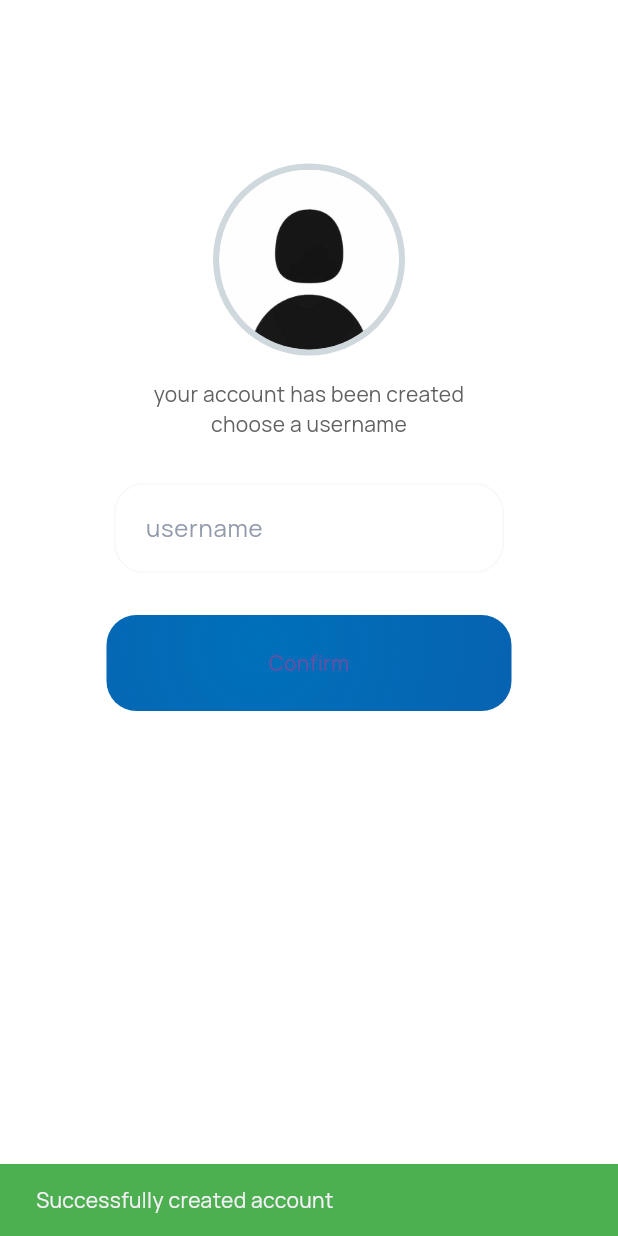
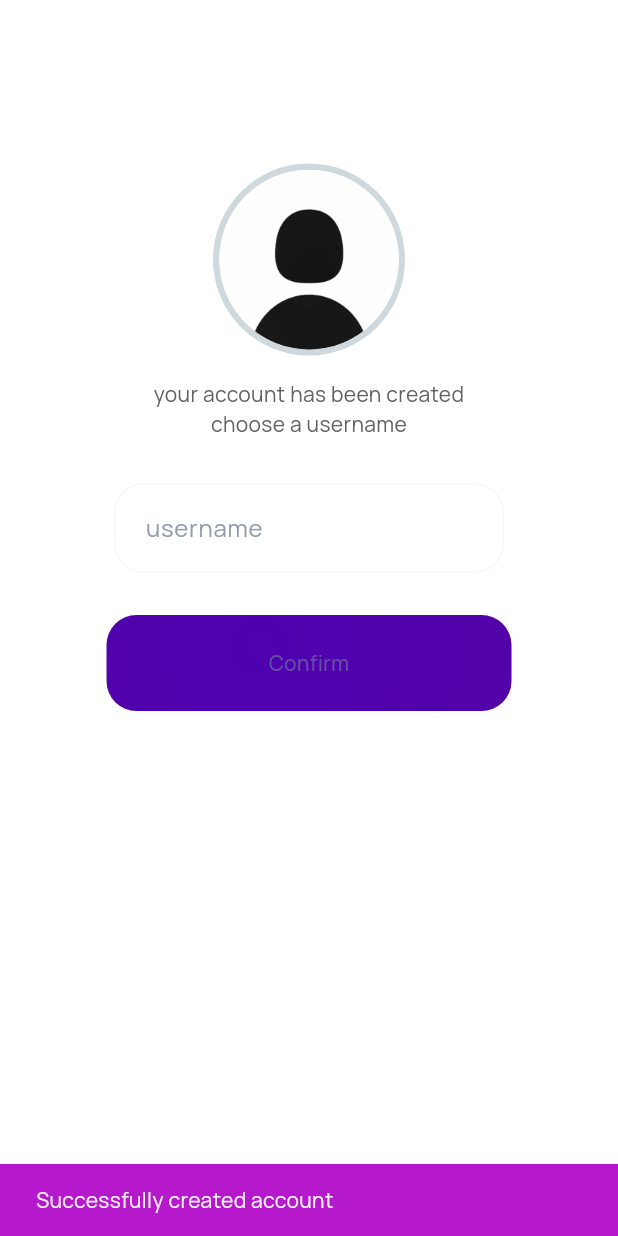
Before and after one commit to hanssantosoo/emoney, a Flutter app: the ChooseUsername screen opened directly, after a tap on "Confirm", on a phone screen of 412 x 824 dp. Run offline on Flutter 3.47's test engine with Material 3 defaults, Android fonts, the phone set to English and light mode, and no system bars; our stand-ins replace concentric_transition, fade_shimmer, fluentui_system_icons, google_fonts, google_nav_bar, grouped_list and 2 more; missing offline and left inert: markdown_widget.

Commit message:
Update choose_username_screen.dart

```diff
--- a/lib/components/sign_up_screen/choose_username_screen.dart
+++ b/lib/components/sign_up_screen/choose_username_screen.dart
@@ -127,7 +127,7 @@ class _ChooseUsernameState extends State<ChooseUsername> {
               margin: const EdgeInsets.all(5.0),
               decoration: BoxDecoration(
                 gradient: RadialGradient(
-                    colors: [Color(0xff0070BA), Color(0xff1546A0)],
+                    colors: [Color.fromARGB(255, 78, 2, 176), Color.fromARGB(255, 94, 6, 152)],
                     radius: 8.4,
                     center: Alignment(-0.24, -0.36)),
                 borderRadius: BorderRadius.circular(20),
@@ -153,7 +153,7 @@ class _ChooseUsernameState extends State<ChooseUsername> {
     ScaffoldMessenger.of(context)
         .showSnackBar(SnackBar(
             content: Text("Successfully created account"),
-            backgroundColor: Colors.green))
+            backgroundColor: Color.fromARGB(255, 182, 25, 203)))
         .closed
         .then((value) => Navigator.of(context).pushAndRemoveUntil(
             MaterialPageRoute(builder: (context) => TabbedLayoutComponent()),
```
